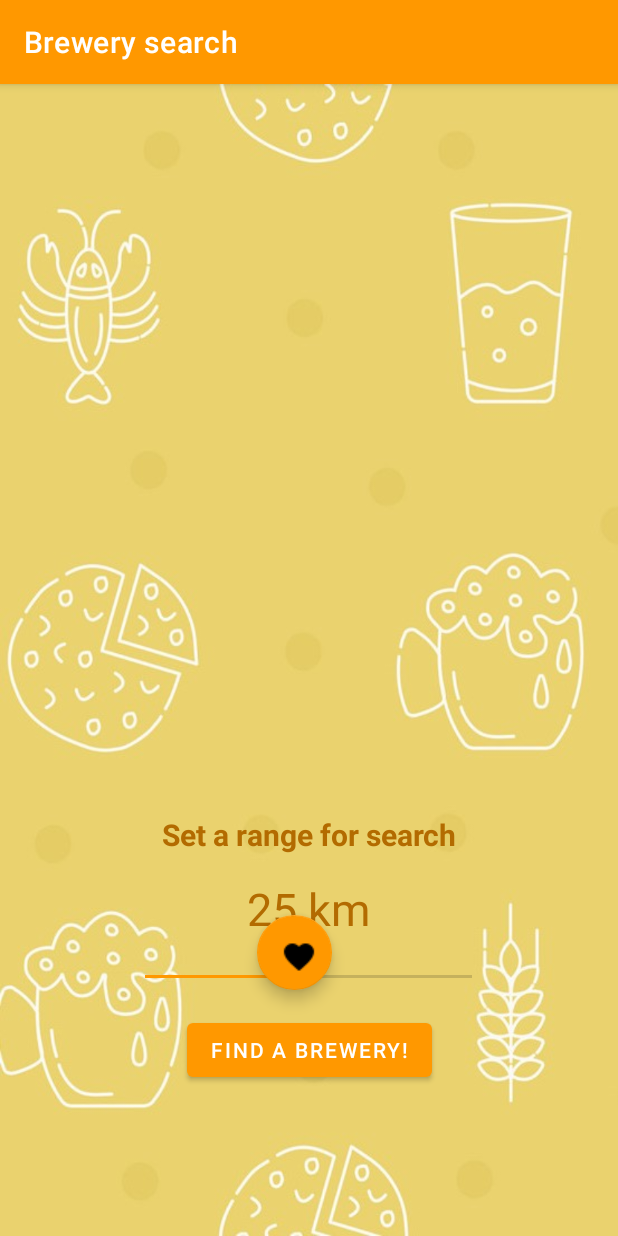
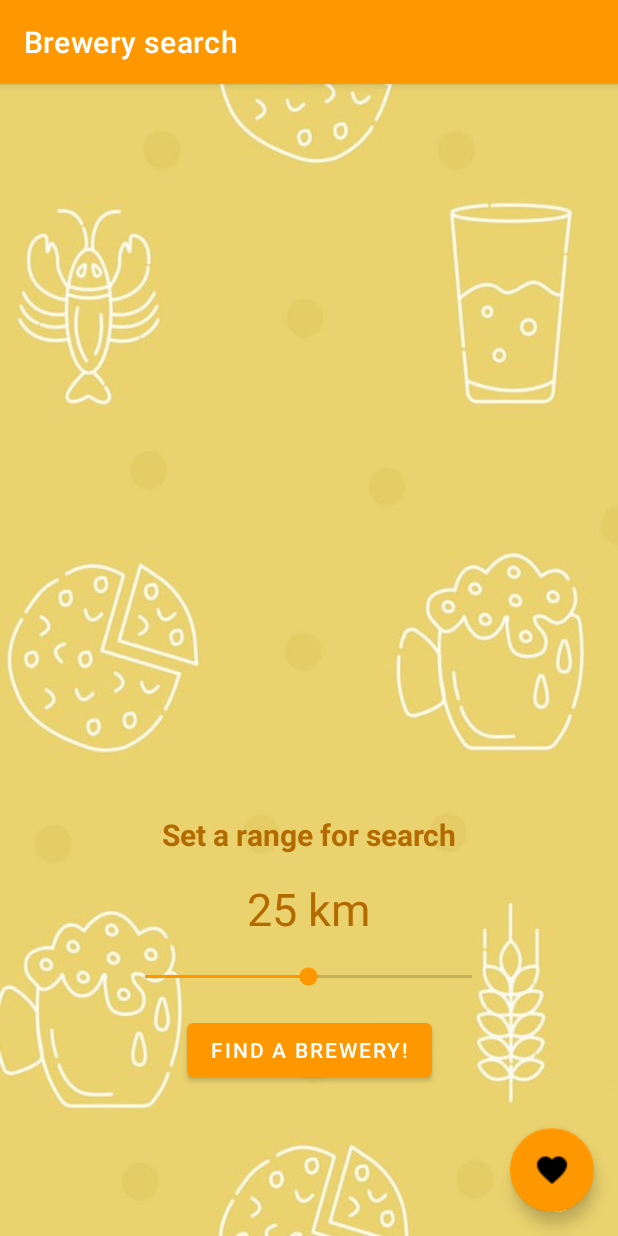
Before and after one commit to janbertsch/jbe-utb-mt, an Android app: the screen it shows after launch (MainActivity), on a phone screen of 412 x 824 dp. Run offline under Robolectric (Android 15) with nearby library versions, the phone set to English and light mode, and no system bars; our stand-ins replace Room's generated code, navigation-ui.

Commit message:
changed place of favorite button and add func to previous button

```diff
--- a/app/src/main/java/com/example/jbe_app/SecondFragment.kt
+++ b/app/src/main/java/com/example/jbe_app/SecondFragment.kt
@@ -8,6 +8,7 @@ import android.view.View
 import android.view.ViewGroup
 import androidx.lifecycle.Observer
 import androidx.lifecycle.ViewModelProvider
+import androidx.navigation.fragment.findNavController
 import androidx.recyclerview.widget.LinearLayoutManager
 import com.example.jbe_app.data.AppDatabase
 import com.example.jbe_app.data.PostModel
@@ -55,6 +56,10 @@ class SecondFragment() : Fragment() {
                 Log.i("tag", "Something went wrong")
             }
         })
+
+        binding.buttonSecond.setOnClickListener {
+            findNavController().navigate(R.id.action_SecondFragment_to_FirstFragment)
+        }
     }
 
     override fun onDestroyView() {
--- a/app/src/main/res/layout/fragment_first.xml
+++ b/app/src/main/res/layout/fragment_first.xml
@@ -71,15 +71,12 @@
 
     <com.google.android.material.floatingactionbutton.FloatingActionButton
         android:id="@+id/fab"
-        android:layout_width="250dp"
-        android:layout_height="50dp"
-        android:layout_gravity="bottom|end"
-        android:layout_marginEnd="@dimen/fab_margin"
+        android:layout_width="wrap_content"
+        android:layout_height="wrap_content"
+        app:layout_constraintBottom_toBottomOf="parent"
+        app:layout_constraintEnd_toEndOf="parent"
+        android:layout_marginEnd="16dp"
         android:layout_marginBottom="16dp"
-        app:layout_constraintBottom_toTopOf="@+id/button_first"
-        app:layout_constraintEnd_toEndOf="parent"
-        app:layout_constraintHorizontal_bias="0.496"
-        app:layout_constraintStart_toStartOf="parent"
         app:srcCompat="@drawable/ic_action_favourite"
         android:contentDescription="to navigate to saved breweries" />
 
```
